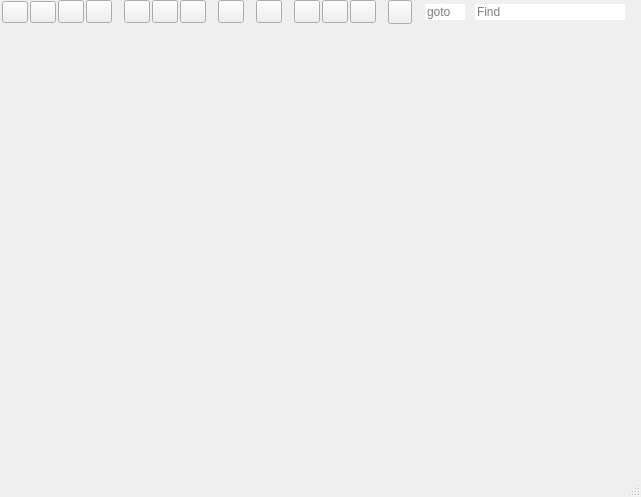
rkyleg/scope, file armadillo.ui: the form before one commit.
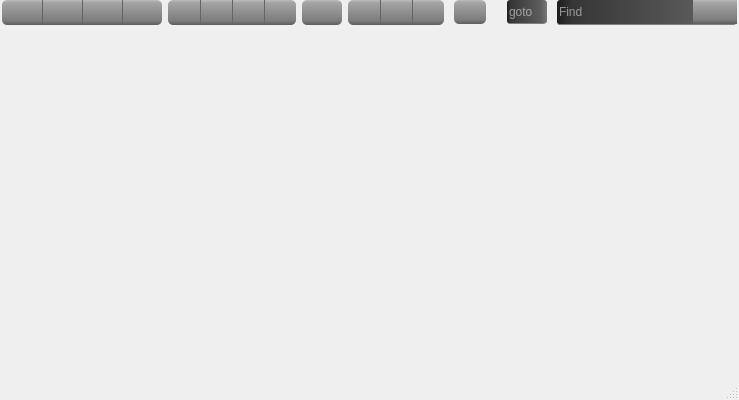
The form after the commit. Icons and pictures are not drawn.

Commit message: major update to ui style main - added isfileopen checks filebrowser - updated ui, right click menu additions - new file, open, delete file, rename file ace - fixed cursor position on load updated keyboard_shortcuts documentation

The edit to the form file:
```diff
--- a/armadillo.ui
+++ b/armadillo.ui
@@ -6,8 +6,8 @@
    <rect>
     <x>0</x>
     <y>0</y>
-    <width>641</width>
-    <height>497</height>
+    <width>739</width>
+    <height>400</height>
    </rect>
   </property>
   <property name="windowTitle">
@@ -30,13 +30,25 @@
     </property>
     <item row="0" column="0">
      <widget class="QFrame" name="fr_toolbar">
+      <property name="styleSheet">
+       <string notr="true">QPushButton,QToolButton {
+	background-color: qlineargradient(spread:pad, x1:1, y1:1, x2:1, y2:0, stop:0.00995025 rgba(94, 94, 94, 255), stop:0.174129 rgba(125, 125, 125, 255), stop:0.890547 rgba(164, 164, 164, 255), stop:1 rgba(188, 188, 188, 255));
+	border:0px;
+	padding:3px;
+	padding-left:6px;
+	padding-right:6px;
+}
+QPushButton:hover,QToolButton:hover {
+	background-color: qlineargradient(spread:pad, x1:0.98, y1:1, x2:1, y2:0, stop:0 rgba(138, 138, 138, 255), stop:0.0646766 rgba(157, 157, 157, 255), stop:0.935323 rgba(198, 198, 198, 255), stop:1 rgba(231, 231, 231, 255));
+}</string>
+      </property>
       <property name="frameShape">
        <enum>QFrame::NoFrame</enum>
       </property>
       <property name="frameShadow">
        <enum>QFrame::Raised</enum>
       </property>
-      <layout class="QGridLayout" name="gridLayout_2" rowstretch="0">
+      <layout class="QGridLayout" name="gridLayout_2" rowstretch="0,0">
        <property name="leftMargin">
         <number>2</number>
        </property>
@@ -49,23 +61,31 @@
        <property name="bottomMargin">
         <number>0</number>
        </property>
-       <property name="horizontalSpacing">
-        <number>2</number>
-       </property>
-       <property name="verticalSpacing">
+       <property name="spacing">
         <number>0</number>
        </property>
-       <item row="0" column="4">
-        <widget class="QToolButton" name="b_save">
+       <item row="0" column="15">
+        <widget class="QToolButton" name="b_plugins">
          <property name="minimumSize">
           <size>
-           <width>26</width>
+           <width>32</width>
            <height>0</height>
           </size>
          </property>
+         <property name="maximumSize">
+          <size>
+           <width>32</width>
+           <height>16777215</height>
+          </size>
+         </property>
          <property name="toolTip">
           <string>Save</string>
          </property>
+         <property name="styleSheet">
+          <string notr="true">QToolButton {
+	border-left:1px solid rgb(100,100,100);
+}</string>
+         </property>
          <property name="text">
           <string/>
          </property>
@@ -75,17 +95,28 @@
          </property>
         </widget>
        </item>
-       <item row="0" column="10">
-        <widget class="QToolButton" name="b_wordwrap">
+       <item row="0" column="7">
+        <widget class="QToolButton" name="b_comment">
          <property name="minimumSize">
           <size>
-           <width>26</width>
+           <width>32</width>
            <height>0</height>
           </size>
          </property>
+         <property name="maximumSize">
+          <size>
+           <width>32</width>
+           <height>16777215</height>
+          </size>
+         </property>
          <property name="toolTip">
           <string>Toggle Wordwrap</string>
          </property>
+         <property name="styleSheet">
+          <string notr="true">QToolButton {
+	border-left:1px solid rgb(100,100,100);
+}</string>
+         </property>
          <property name="text">
           <string/>
          </property>
@@ -95,17 +126,29 @@
          </property>
         </widget>
        </item>
-       <item row="0" column="3">
-        <widget class="QToolButton" name="b_open">
+       <item row="0" column="5">
+        <widget class="QToolButton" name="b_indent">
          <property name="minimumSize">
           <size>
-           <width>26</width>
+           <width>32</width>
            <height>0</height>
           </size>
          </property>
+         <property name="maximumSize">
+          <size>
+           <width>32</width>
+           <height>16777215</height>
+          </size>
+         </property>
          <property name="toolTip">
           <string>Open</string>
          </property>
+         <property name="styleSheet">
+          <string notr="true">QToolButton {
+	border-top-left-radius:5px;
+	border-bottom-left-radius:5px;
+}</string>
+         </property>
          <property name="text">
           <string/>
          </property>
@@ -115,17 +158,29 @@
          </property>
         </widget>
        </item>
-       <item row="0" column="1">
-        <widget class="QPushButton" name="b_workspace">
+       <item row="0" column="14">
+        <widget class="QToolButton" name="b_help">
          <property name="minimumSize">
           <size>
-           <width>26</width>
+           <width>32</width>
            <height>0</height>
           </size>
          </property>
+         <property name="maximumSize">
+          <size>
+           <width>32</width>
+           <height>16777215</height>
+          </size>
+         </property>
          <property name="toolTip">
           <string>Workspaces</string>
          </property>
+         <property name="styleSheet">
+          <string notr="true">QToolButton {
+	border-top-left-radius:5px;
+	border-bottom-left-radius:5px;
+}</string>
+         </property>
          <property name="text">
           <string/>
          </property>
@@ -135,7 +190,7 @@
          </property>
         </widget>
        </item>
-       <item row="0" column="11">
+       <item row="0" column="18">
         <widget class="QFrame" name="frame">
          <property name="frameShape">
           <enum>QFrame::NoFrame</enum>
@@ -153,43 +208,7 @@
           <property name="margin">
            <number>0</number>
           </property>
-          <item row="0" column="3">
-           <widget class="QToolButton" name="b_help">
-            <property name="minimumSize">
-             <size>
-              <width>26</width>
-              <height>0</height>
-             </size>
-            </property>
-            <property name="toolTip">
-             <string>afide Help</string>
-            </property>
-            <property name="text">
-             <string/>
-            </property>
-            <property name="icon">
-             <iconset>
-              <normaloff>img/home.png</normaloff>img/home.png</iconset>
-            </property>
-           </widget>
-          </item>
-          <item row="0" column="2">
-           <spacer name="horizontalSpacer_5">
-            <property name="orientation">
-             <enum>Qt::Horizontal</enum>
-            </property>
-            <property name="sizeType">
-             <enum>QSizePolicy::Fixed</enum>
-            </property>
-            <property name="sizeHint" stdset="0">
-             <size>
-              <width>10</width>
-              <height>20</height>
-             </size>
-            </property>
-           </spacer>
-          </item>
-          <item row="0" column="12">
+          <item row="0" column="6">
            <widget class="QFrame" name="fr_find">
             <property name="minimumSize">
              <size>
@@ -220,33 +239,70 @@
               <number>0</number>
              </property>
              <item row="0" column="3">
-              <widget class="QLineEdit" name="le_find">
-               <property name="minimumSize">
-                <size>
-                 <width>150</width>
-                 <height>0</height>
-                </size>
+              <widget class="QFrame" name="fr_find_2">
+               <property name="styleSheet">
+                <string notr="true">QFrame#fr_find_2 {
+background-color: qlineargradient(spread:pad, x1:0, y1:0, x2:1, y2:0, stop:0 rgba(29, 29, 29, 255), stop:0.0845771 rgba(54, 54, 54, 255), stop:0.850746 rgba(94, 94, 94, 255), stop:1 rgba(119, 119, 119, 255));
+border:0px;
+border-bottom:1px solid gray;
+border-radius:3px;
+}</string>
                </property>
-               <property name="placeholderText">
-                <string>Find</string>
+               <property name="frameShape">
+                <enum>QFrame::StyledPanel</enum>
                </property>
-              </widget>
-             </item>
-             <item row="0" column="4">
-              <widget class="QPushButton" name="b_find">
-               <property name="maximumSize">
-                <size>
-                 <width>16777215</width>
-                 <height>25</height>
-                </size>
+               <property name="frameShadow">
+                <enum>QFrame::Raised</enum>
                </property>
-               <property name="text">
-                <string/>
-               </property>
-               <property name="icon">
-                <iconset>
-                 <normaloff>img/search.png</normaloff>img/search.png</iconset>
-               </property>
+               <layout class="QGridLayout" name="gridLayout_9">
+                <property name="margin">
+                 <number>0</number>
+                </property>
+                <property name="spacing">
+                 <number>0</number>
+                </property>
+                <item row="0" column="0">
+                 <widget class="QLineEdit" name="le_find">
+                  <property name="minimumSize">
+                   <size>
+                    <width>150</width>
+                    <height>24</height>
+                   </size>
+                  </property>
+                  <property name="styleSheet">
+                   <string notr="true">background:transparent;
+border:0px;
+color:white;</string>
+                  </property>
+                  <property name="placeholderText">
+                   <string>Find</string>
+                  </property>
+                 </widget>
+                </item>
+                <item row="0" column="1">
+                 <widget class="QPushButton" name="b_find">
+                  <property name="maximumSize">
+                   <size>
+                    <width>16777215</width>
+                    <height>25</height>
+                   </size>
+                  </property>
+                  <property name="styleSheet">
+                   <string notr="true">QPushButton:hover,QToolButton:hover {
+	border-radius:3px;
+	background-color: qlineargradient(spread:pad, x1:0.98, y1:1, x2:1, y2:0, stop:0 rgba(138, 138, 138, 255), stop:0.0646766 rgba(157, 157, 157, 255), stop:0.935323 rgba(198, 198, 198, 255), stop:1 rgba(231, 231, 231, 255));
+}</string>
+                  </property>
+                  <property name="text">
+                   <string/>
+                  </property>
+                  <property name="icon">
+                   <iconset>
+                    <normaloff>img/search.png</normaloff>img/search.png</iconset>
+                  </property>
+                 </widget>
+                </item>
+               </layout>
               </widget>
              </item>
              <item row="0" column="1">
@@ -254,7 +310,7 @@
                <property name="minimumSize">
                 <size>
                  <width>40</width>
-                 <height>0</height>
+                 <height>24</height>
                 </size>
                </property>
                <property name="maximumSize">
@@ -263,6 +319,13 @@
                  <height>16777215</height>
                 </size>
                </property>
+               <property name="styleSheet">
+                <string notr="true">background-color: qlineargradient(spread:pad, x1:0, y1:0, x2:1, y2:0, stop:0 rgba(29, 29, 29, 255), stop:0.0845771 rgba(54, 54, 54, 255), stop:0.850746 rgba(94, 94, 94, 255), stop:1 rgba(119, 119, 119, 255));
+color:white;
+border:0px;
+border-bottom:1px solid gray;
+border-radius:3px;</string>
+               </property>
                <property name="placeholderText">
                 <string>goto</string>
                </property>
@@ -288,75 +351,6 @@
            </widget>
           </item>
           <item row="0" column="1">
-           <widget class="QToolButton" name="b_run">
-            <property name="minimumSize">
-             <size>
-              <width>26</width>
-              <height>0</height>
-             </size>
-            </property>
-            <property name="toolTip">
-             <string>Run</string>
-            </property>
-            <property name="text">
-             <string/>
-            </property>
-            <property name="icon">
-             <iconset>
-              <normaloff>img/tri_right.png</normaloff>img/tri_right.png</iconset>
-            </property>
-           </widget>
-          </item>
-          <item row="0" column="9">
-           <spacer name="horizontalSpacer_2">
-            <property name="orientation">
-             <enum>Qt::Horizontal</enum>
-            </property>
-            <property name="sizeHint" stdset="0">
-             <size>
-              <width>40</width>
-              <height>20</height>
-             </size>
-            </property>
-           </spacer>
-          </item>
-          <item row="0" column="0">
-           <spacer name="horizontalSpacer_4">
-            <property name="orientation">
-             <enum>Qt::Horizontal</enum>
-            </property>
-            <property name="sizeType">
-             <enum>QSizePolicy::Fixed</enum>
-            </property>
-            <property name="sizeHint" stdset="0">
-             <size>
-              <width>10</width>
-              <height>20</height>
-             </size>
-            </property>
-           </spacer>
-          </item>
-          <item row="0" column="5">
-           <widget class="QToolButton" name="b_settings">
-            <property name="minimumSize">
-             <size>
-              <width>26</width>
-              <height>0</height>
-             </size>
-            </property>
-            <property name="toolTip">
-             <string>Edit Settings</string>
-            </property>
-            <property name="text">
-             <string/>
-            </property>
-            <property name="icon">
-             <iconset>
-              <normaloff>img/wrench.png</normaloff>img/wrench.png</iconset>
-            </property>
-           </widget>
-          </item>
-          <item row="0" column="7">
            <spacer name="horizontalSpacer_7">
             <property name="orientation">
              <enum>Qt::Horizontal</enum>
@@ -372,37 +366,31 @@
             </property>
            </spacer>
           </item>
-          <item row="0" column="4">
-           <widget class="QToolButton" name="b_plugins">
-            <property name="minimumSize">
-             <size>
-              <width>26</width>
-              <height>0</height>
-             </size>
-            </property>
-            <property name="toolTip">
-             <string>Show/Hide Plugins and Toolbars</string>
-            </property>
-            <property name="text">
-             <string/>
-            </property>
-            <property name="icon">
-             <iconset>
-              <normaloff>img/plugin.png</normaloff>img/plugin.png</iconset>
-            </property>
-           </widget>
-          </item>
-          <item row="0" column="8">
+          <item row="0" column="2">
            <widget class="QPushButton" name="b_main">
             <property name="minimumSize">
              <size>
-              <width>24</width>
+              <width>32</width>
               <height>24</height>
              </size>
             </property>
             <property name="toolTip">
              <string>Armidillo Menu</string>
             </property>
+            <property name="styleSheet">
+             <string notr="true">QPushButton::menu-indicator {
+     image: url(none.png);
+}
+QPushButton {
+	border-radius:5px;
+	
+	background-color: qlineargradient(spread:pad, x1:1, y1:1, x2:1, y2:0, stop:0.00995025 rgba(94, 94, 94, 255), stop:0.174129 rgba(125, 125, 125, 255), stop:0.890547 rgba(164, 164, 164, 255), stop:1 rgba(188, 188, 188, 255));
+}
+QPushButton:hover {
+	border-radius:3px;
+	background-color: qlineargradient(spread:pad, x1:0.98, y1:1, x2:1, y2:0, stop:0 rgba(138, 138, 138, 255), stop:0.0646766 rgba(157, 157, 157, 255), stop:0.935323 rgba(198, 198, 198, 255), stop:1 rgba(231, 231, 231, 255));
+}</string>
+            </property>
             <property name="text">
              <string/>
             </property>
@@ -412,60 +400,48 @@
             </property>
            </widget>
           </item>
+          <item row="0" column="3">
+           <spacer name="horizontalSpacer_2">
+            <property name="orientation">
+             <enum>Qt::Horizontal</enum>
+            </property>
+            <property name="sizeHint" stdset="0">
+             <size>
+              <width>40</width>
+              <height>20</height>
+             </size>
+            </property>
+           </spacer>
+          </item>
          </layout>
         </widget>
        </item>
-       <item row="0" column="7">
-        <widget class="QToolButton" name="b_unindent">
+       <item row="0" column="1">
+        <widget class="QPushButton" name="b_workspace">
          <property name="minimumSize">
           <size>
-           <width>26</width>
-           <height>0</height>
+           <width>40</width>
+           <height>25</height>
           </size>
          </property>
-         <property name="toolTip">
-          <string>Unindent</string>
-         </property>
-         <property name="text">
-          <string/>
-         </property>
-         <property name="icon">
-          <iconset>
-           <normaloff>img/indent_remove.png</normaloff>img/indent_remove.png</iconset>
-         </property>
-        </widget>
-       </item>
-       <item row="0" column="6">
-        <widget class="QToolButton" name="b_indent">
-         <property name="minimumSize">
+         <property name="maximumSize">
           <size>
-           <width>26</width>
-           <height>0</height>
+           <width>40</width>
+           <height>16777215</height>
           </size>
          </property>
          <property name="toolTip">
           <string>Indent</string>
          </property>
-         <property name="text">
-          <string/>
+         <property name="styleSheet">
+          <string notr="true">QPushButton {
+	border-left:1px solid rgb(100,100,100);
+	padding-right:14px;
+}
+QPushButton::menu-indicator {
+     image: url(img/tri_down.png);
+}</string>
          </property>
-         <property name="icon">
-          <iconset>
-           <normaloff>img/indent.png</normaloff>img/indent.png</iconset>
-         </property>
-        </widget>
-       </item>
-       <item row="0" column="8">
-        <widget class="QToolButton" name="b_comment">
-         <property name="minimumSize">
-          <size>
-           <width>26</width>
-           <height>0</height>
-          </size>
-         </property>
-         <property name="toolTip">
-          <string>Comment/Uncomment</string>
-         </property>
          <property name="text">
           <string/>
          </property>
@@ -476,6 +452,183 @@
         </widget>
        </item>
        <item row="0" column="9">
+        <widget class="QToolButton" name="b_wordwrap">
+         <property name="minimumSize">
+          <size>
+           <width>32</width>
+           <height>0</height>
+          </size>
+         </property>
+         <property name="maximumSize">
+          <size>
+           <width>32</width>
+           <height>16777215</height>
+          </size>
+         </property>
+         <property name="toolTip">
+          <string>Toggle Wordwrap</string>
+         </property>
+         <property name="styleSheet">
+          <string notr="true">QToolButton {
+	border-left:1px solid rgb(100,100,100);
+	border-top-right-radius:5px;
+	border-bottom-right-radius:5px;
+}</string>
+         </property>
+         <property name="text">
+          <string/>
+         </property>
+         <property name="icon">
+          <iconset>
+           <normaloff>img/wordwrap.png</normaloff>img/wordwrap.png</iconset>
+         </property>
+        </widget>
+       </item>
+       <item row="0" column="2">
+        <widget class="QToolButton" name="b_open">
+         <property name="minimumSize">
+          <size>
+           <width>40</width>
+           <height>0</height>
+          </size>
+         </property>
+         <property name="maximumSize">
+          <size>
+           <width>40</width>
+           <height>16777215</height>
+          </size>
+         </property>
+         <property name="toolTip">
+          <string>Open</string>
+         </property>
+         <property name="styleSheet">
+          <string notr="true">QToolButton {
+	border-left:1px solid rgb(100,100,100);
+}</string>
+         </property>
+         <property name="text">
+          <string/>
+         </property>
+         <property name="icon">
+          <iconset>
+           <normaloff>img/file_open.png</normaloff>img/file_open.png</iconset>
+         </property>
+        </widget>
+       </item>
+       <item row="0" column="16">
+        <widget class="QToolButton" name="b_settings">
+         <property name="minimumSize">
+          <size>
+           <width>32</width>
+           <height>0</height>
+          </size>
+         </property>
+         <property name="maximumSize">
+          <size>
+           <width>32</width>
+           <height>16777215</height>
+          </size>
+         </property>
+         <property name="toolTip">
+          <string>Edit Settings</string>
+         </property>
+         <property name="styleSheet">
+          <string notr="true">QToolButton {
+	border-left:1px solid rgb(100,100,100);
+	border-top-right-radius:5px;
+	border-bottom-right-radius:5px;
+}</string>
+         </property>
+         <property name="text">
+          <string/>
+         </property>
+         <property name="icon">
+          <iconset>
+           <normaloff>img/wrench.png</normaloff>img/wrench.png</iconset>
+         </property>
+        </widget>
+       </item>
+       <item row="0" column="3">
+        <widget class="QToolButton" name="b_save">
+         <property name="minimumSize">
+          <size>
+           <width>40</width>
+           <height>0</height>
+          </size>
+         </property>
+         <property name="maximumSize">
+          <size>
+           <width>40</width>
+           <height>16777215</height>
+          </size>
+         </property>
+         <property name="toolTip">
+          <string>Save</string>
+         </property>
+         <property name="styleSheet">
+          <string notr="true">QToolButton {
+	border-left:1px solid rgb(100,100,100);
+	border-top-right-radius:5px;
+	border-bottom-right-radius:5px;
+}</string>
+         </property>
+         <property name="text">
+          <string/>
+         </property>
+         <property name="icon">
+          <iconset>
+           <normaloff>img/save.png</normaloff>img/save.png</iconset>
+         </property>
+        </widget>
+       </item>
+       <item row="0" column="12">
+        <widget class="QToolButton" name="b_run">
+         <property name="minimumSize">
+          <size>
+           <width>40</width>
+           <height>0</height>
+          </size>
+         </property>
+         <property name="maximumSize">
+          <size>
+           <width>40</width>
+           <height>16777215</height>
+          </size>
+         </property>
+         <property name="toolTip">
+          <string>Run</string>
+         </property>
+         <property name="styleSheet">
+          <string notr="true">QToolButton {
+	border-radius:5px;
+}</string>
+         </property>
+         <property name="text">
+          <string/>
+         </property>
+         <property name="icon">
+          <iconset>
+           <normaloff>img/tri_right.png</normaloff>img/tri_right.png</iconset>
+         </property>
+        </widget>
+       </item>
+       <item row="0" column="4">
+        <spacer name="horizontalSpacer_3">
+         <property name="orientation">
+          <enum>Qt::Horizontal</enum>
+         </property>
+         <property name="sizeType">
+          <enum>QSizePolicy::Fixed</enum>
+         </property>
+         <property name="sizeHint" stdset="0">
+          <size>
+           <width>6</width>
+           <height>20</height>
+          </size>
+         </property>
+        </spacer>
+       </item>
+       <item row="0" column="10">
         <spacer name="horizontalSpacer_9">
          <property name="orientation">
           <enum>Qt::Horizontal</enum>
@@ -485,7 +638,23 @@
          </property>
          <property name="sizeHint" stdset="0">
           <size>
-           <width>10</width>
+           <width>6</width>
+           <height>20</height>
+          </size>
+         </property>
+        </spacer>
+       </item>
+       <item row="0" column="13">
+        <spacer name="horizontalSpacer_10">
+         <property name="orientation">
+          <enum>Qt::Horizontal</enum>
+         </property>
+         <property name="sizeType">
+          <enum>QSizePolicy::Fixed</enum>
+         </property>
+         <property name="sizeHint" stdset="0">
+          <size>
+           <width>6</width>
            <height>20</height>
           </size>
          </property>
@@ -495,13 +664,29 @@
         <widget class="QPushButton" name="b_new">
          <property name="minimumSize">
           <size>
-           <width>26</width>
-           <height>0</height>
+           <width>40</width>
+           <height>25</height>
+          </size>
+         </property>
+         <property name="maximumSize">
+          <size>
+           <width>40</width>
+           <height>16777215</height>
           </size>
          </property>
          <property name="toolTip">
           <string>New</string>
          </property>
+         <property name="styleSheet">
+          <string notr="true">QPushButton {
+	padding-right:14px;
+	border-top-left-radius:5px;
+	border-bottom-left-radius:5px;
+}
+QPushButton::menu-indicator {
+     image: url(img/tri_down.png);
+}</string>
+         </property>
          <property name="text">
           <string/>
          </property>
@@ -511,21 +696,36 @@
          </property>
         </widget>
        </item>
-       <item row="0" column="5">
-        <spacer name="horizontalSpacer_3">
-         <property name="orientation">
-          <enum>Qt::Horizontal</enum>
+       <item row="0" column="6">
+        <widget class="QToolButton" name="b_unindent">
+         <property name="minimumSize">
+          <size>
+           <width>32</width>
+           <height>0</height>
+          </size>
          </property>
-         <property name="sizeType">
-          <enum>QSizePolicy::Fixed</enum>
-         </property>
-         <property name="sizeHint" stdset="0">
+         <property name="maximumSize">
           <size>
-           <width>10</width>
-           <height>20</height>
+           <width>32</width>
+           <height>16777215</height>
           </size>
          </property>
-        </spacer>
+         <property name="toolTip">
+          <string>Unindent</string>
+         </property>
+         <property name="styleSheet">
+          <string notr="true">QToolButton {
+	border-left:1px solid rgb(100,100,100);
+}</string>
+         </property>
+         <property name="text">
+          <string/>
+         </property>
+         <property name="icon">
+          <iconset>
+           <normaloff>img/indent_remove.png</normaloff>img/indent_remove.png</iconset>
+         </property>
+        </widget>
        </item>
       </layout>
      </widget>
```
Left out of the diff: 20 changed lines with no effect on the pictures. The commit also changes 25 other files.
